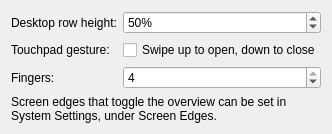
Old version of the form package/contents/ui/config.ui in the repository divinae/karousel-overview.
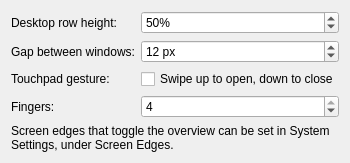
New version of the form.

Commit message:
Add gaps between windows
Karousel's own gaps become a few pixels when zoomed out, so inset the
thumbnails by half of a configurable gap (12 px by default). The gap
grows with the zoom, so the zoom animation still starts with windows
at their real positions.

Diff of the .ui file:
```diff
--- a/package/contents/ui/config.ui
+++ b/package/contents/ui/config.ui
@@ -36,13 +36,39 @@
     </widget>
    </item>
    <item row="1" column="0">
+    <widget class="QLabel" name="labelWindowGap">
+     <property name="text">
+      <string>Gap between windows:</string>
+     </property>
+     <property name="buddy">
+      <cstring>kcfg_WindowGap</cstring>
+     </property>
+    </widget>
+   </item>
+   <item row="1" column="1">
+    <widget class="QSpinBox" name="kcfg_WindowGap">
+     <property name="suffix">
+      <string> px</string>
+     </property>
+     <property name="minimum">
+      <number>0</number>
+     </property>
+     <property name="maximum">
+      <number>64</number>
+     </property>
+     <property name="value">
+      <number>12</number>
+     </property>
+    </widget>
+   </item>
+   <item row="2" column="0">
     <widget class="QLabel" name="labelGesture">
      <property name="text">
       <string>Touchpad gesture:</string>
      </property>
     </widget>
    </item>
-   <item row="1" column="1">
+   <item row="2" column="1">
     <widget class="QCheckBox" name="kcfg_TouchpadGesture">
      <property name="text">
       <string>Swipe up to open, down to close</string>
@@ -52,7 +78,7 @@
      </property>
     </widget>
    </item>
-   <item row="2" column="0">
+   <item row="3" column="0">
     <widget class="QLabel" name="labelFingers">
      <property name="text">
       <string>Fingers:</string>
@@ -62,7 +88,7 @@
      </property>
     </widget>
    </item>
-   <item row="2" column="1">
+   <item row="3" column="1">
     <widget class="QSpinBox" name="kcfg_GestureFingerCount">
      <property name="minimum">
       <number>3</number>
@@ -75,7 +101,7 @@
      </property>
     </widget>
    </item>
-   <item row="3" column="0" colspan="2">
+   <item row="4" column="0" colspan="2">
     <widget class="QLabel" name="labelScreenEdges">
      <property name="text">
       <string>Screen edges that toggle the overview can be set in System Settings, under Screen Edges.</string>
```
The commit also changes 3 other files.
